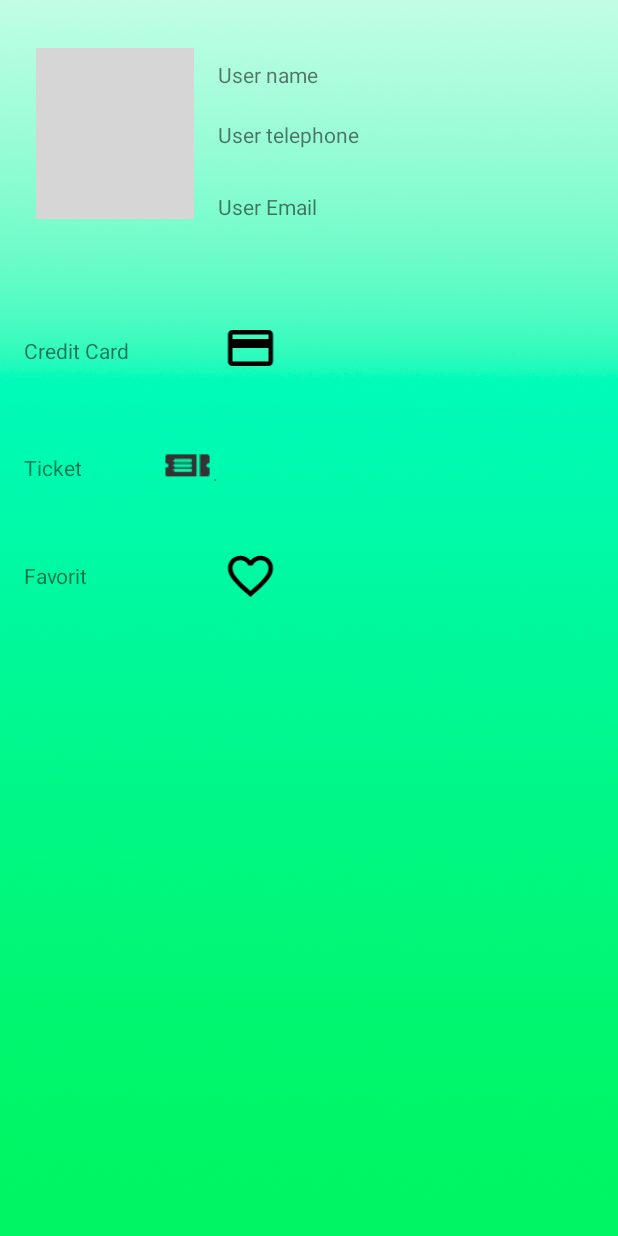
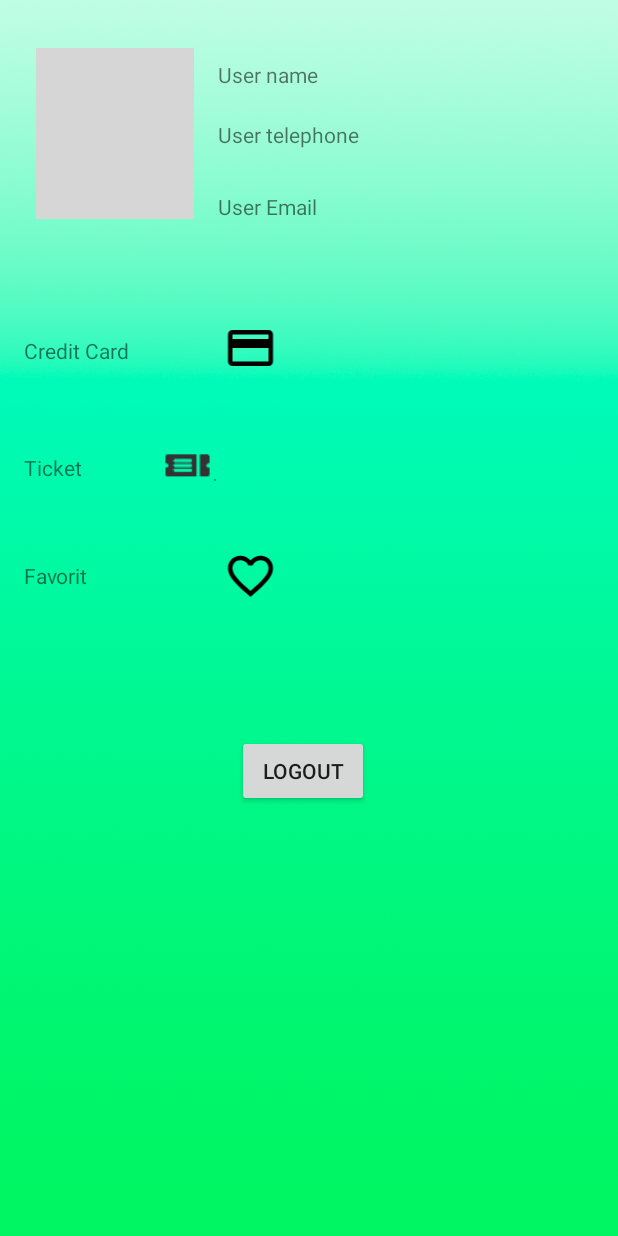
Before and after one commit to FruteL/Cinema-Booking-Client-master, an Android app: the layout user_page.xml on its own in the app's theme, with its tools: preview values and no code run, on a phone screen of 412 x 824 dp. Run offline under Robolectric (Android 15) with nearby library versions, the phone set to English and light mode, and no system bars; grey boxes are pictures that could not be loaded.

Commit message:
UserInfo

```diff
--- a/app/src/main/AndroidManifest.xml
+++ b/app/src/main/AndroidManifest.xml
@@ -13,7 +13,8 @@
         android:roundIcon="@mipmap/ic_launcher_round"
         android:supportsRtl="true"
         android:theme="@style/AppTheme">
-        <activity android:name=".ui.BookTicketActivity"></activity>
+        <activity android:name=".ui.InfoAboutCinema.UserInfoActivity"></activity>
+        <activity android:name=".ui.BookTicketActivity" />
         <activity android:name=".ui.InfoAboutCinema.InfoCinema" />
         <activity android:name=".ui.EmailActivity" />
         <activity android:name=".ui.RegisterActivity" />
--- a/app/src/main/java/com/cinema/client/data/DataBase.java
+++ b/app/src/main/java/com/cinema/client/data/DataBase.java
@@ -96,8 +96,6 @@ public class DataBase {
         user.put("email", email);
         user.put("phone", "");
         user.put("card", "");
-        user.put("favorite", "");
-        user.put("ticket", "");
 
         db.collection("Users")
                 .add(user)
--- a/app/src/main/res/layout/user_page.xml
+++ b/app/src/main/res/layout/user_page.xml
@@ -11,8 +11,8 @@
         android:id="@+id/icon"
         android:layout_width="match_parent"
         android:layout_height="match_parent"
-        android:layout_marginStart="0dp"
-        android:scaleType="centerCrop"/>
+        android:scaleType="centerCrop"
+        app:layout_constraintStart_toStartOf="parent" />
 
     <ImageView
         android:id="@+id/movie_poster"
@@ -140,6 +140,15 @@
         app:layout_constraintStart_toEndOf="@+id/card_text"
         app:layout_constraintTop_toBottomOf="@+id/movie_info" />
 
+    <Button
+        android:id="@+id/logout"
+        android:layout_width="wrap_content"
+        android:layout_height="wrap_content"
+        android:layout_marginStart="36dp"
+        android:layout_marginTop="344dp"
+        android:text="Logout"
+        app:layout_constraintStart_toEndOf="@+id/card_text"
+        app:layout_constraintTop_toBottomOf="@+id/movie_info" />
 
 
 </android.support.constraint.ConstraintLayout>
```
Also changed, not shown: app/src/main/java/com/cinema/client/ui/HomeActivity.java (+26 -4 lines), app/src/main/java/com/cinema/client/ui/InfoAboutCinema/UserInfoActivity.java (added, +68 -0 lines).
